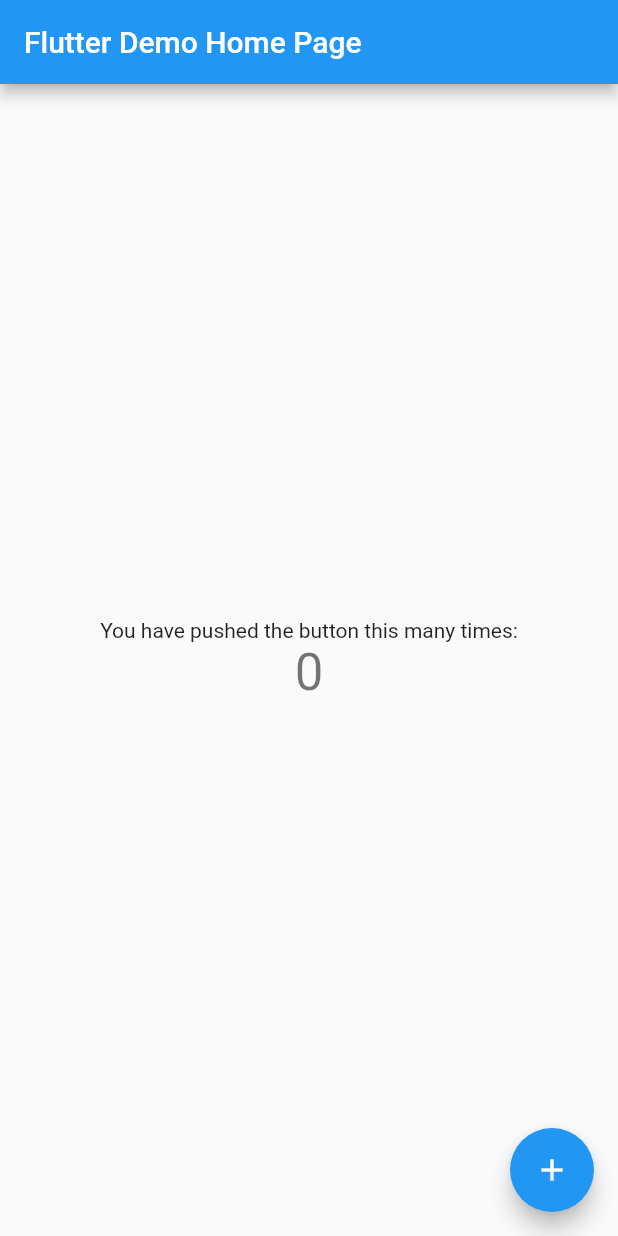
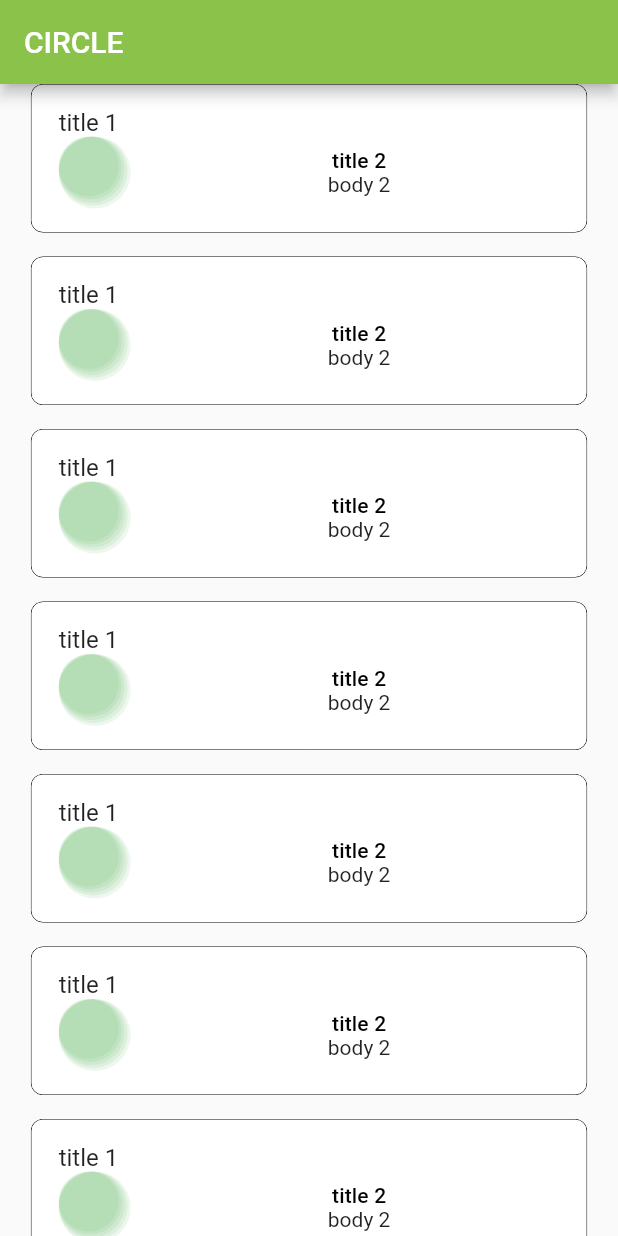
Before and after one commit to BinniZenobioCordovaLeandro/circle, a Flutter app: the screen it shows after launch, on a phone screen of 412 x 824 dp. Run offline on Flutter 3.47's test engine with Material 2 defaults, Android fonts, the phone set to English and light mode, and no system bars; our stand-ins replace get, shimmer.

Commit message:
new widgets created

```diff
--- a/lib/main.dart
+++ b/lib/main.dart
@@ -1,115 +1,33 @@
+import 'package:circle/themes/main_theme.dart';
+import 'package:circle/translations/main_translation.dart';
 import 'package:flutter/material.dart';
+import 'package:get/get.dart';
+import 'package:circle/pages/home_page.dart';
 
 void main() {
   runApp(const MyApp());
 }
 
 class MyApp extends StatelessWidget {
-  const MyApp({Key? key}) : super(key: key);
+  const MyApp({
+    Key? key,
+  }) : super(key: key);
 
-  // This widget is the root of your application.
   @override
   Widget build(BuildContext context) {
-    return MaterialApp(
-      title: 'Flutter Demo',
-      theme: ThemeData(
-        // This is the theme of your application.
-        //
-        // Try running your application with "flutter run". You'll see the
-        // application has a blue toolbar. Then, without quitting the app, try
-        // changing the primarySwatch below to Colors.green and then invoke
-        // "hot reload" (press "r" in the console where you ran "flutter run",
-        // or simply save your changes to "hot reload" in a Flutter IDE).
-        // Notice that the counter didn't reset back to zero; the application
-        // is not restarted.
-        primarySwatch: Colors.blue,
-      ),
-      home: const MyHomePage(title: 'Flutter Demo Home Page'),
+    return GetMaterialApp(
+      initialRoute: '/',
+      defaultTransition: Transition.downToUp,
+      translations: MainTranslation(),
+      locale: const Locale('pt', 'BR'),
+      theme: MainTheme.light,
+      darkTheme: MainTheme.dark,
+      getPages: [
+        GetPage(
+          name: '/',
+          page: () => const HomePage(),
+        ),
+      ],
     );
   }
 }
-
-class MyHomePage extends StatefulWidget {
-  const MyHomePage({Key? key, required this.title}) : super(key: key);
-
-  // This widget is the home page of your application. It is stateful, meaning
-  // that it has a State object (defined below) that contains fields that affect
-  // how it looks.
-
-  // This class is the configuration for the state. It holds the values (in this
-  // case the title) provided by the parent (in this case the App widget) and
-  // used by the build method of the State. Fields in a Widget subclass are
-  // always marked "final".
-
-  final String title;
-
-  @override
-  State<MyHomePage> createState() => _MyHomePageState();
-}
-
-class _MyHomePageState extends State<MyHomePage> {
-  int _counter = 0;
-
-  void _incrementCounter() {
-    setState(() {
-      // This call to setState tells the Flutter framework that something has
-      // changed in this State, which causes it to rerun the build method below
-      // so that the display can reflect the updated values. If we changed
-      // _counter without calling setState(), then the build method would not be
-      // called again, and so nothing would appear to happen.
-      _counter++;
-    });
-  }
-
-  @override
-  Widget build(BuildContext context) {
-    // This method is rerun every time setState is called, for instance as done
-    // by the _incrementCounter method above.
-    //
-    // The Flutter framework has been optimized to make rerunning build methods
-    // fast, so that you can just rebuild anything that needs updating rather
-    // than having to individually change instances of widgets.
-    return Scaffold(
-      appBar: AppBar(
-        // Here we take the value from the MyHomePage object that was created by
-        // the App.build method, and use it to set our appbar title.
-        title: Text(widget.title),
-      ),
-      body: Center(
-        // Center is a layout widget. It takes a single child and positions it
-        // in the middle of the parent.
-        child: Column(
-          // Column is also a layout widget. It takes a list of children and
-          // arranges them vertically. By default, it sizes itself to fit its
-          // children horizontally, and tries to be as tall as its parent.
-          //
-          // Invoke "debug painting" (press "p" in the console, choose the
-          // "Toggle Debug Paint" action from the Flutter Inspector in Android
-          // Studio, or the "Toggle Debug Paint" command in Visual Studio Code)
-          // to see the wireframe for each widget.
-          //
-          // Column has various properties to control how it sizes itself and
-          // how it positions its children. Here we use mainAxisAlignment to
-          // center the children vertically; the main axis here is the vertical
-          // axis because Columns are vertical (the cross axis would be
-          // horizontal).
-          mainAxisAlignment: MainAxisAlignment.center,
-          children: <Widget>[
-            const Text(
-              'You have pushed the button this many times:',
-            ),
-            Text(
-              '$_counter',
-              style: Theme.of(context).textTheme.headline4,
-            ),
-          ],
-        ),
-      ),
-      floatingActionButton: FloatingActionButton(
-        onPressed: _incrementCounter,
-        tooltip: 'Increment',
-        child: const Icon(Icons.add),
-      ), // This trailing comma makes auto-formatting nicer for build methods.
-    );
-  }
-}
--- /dev/null
+++ b/lib/pages/home_page.dart
@@ -0,0 +1,37 @@
+import 'package:circle/widgets/app_bar_widget.dart';
+import 'package:circle/widgets/fractionally_sized_box.dart';
+import 'package:circle/widgets/posted_card_widget.dart';
+import 'package:circle/widgets/safe_area_widget.dart';
+import 'package:circle/widgets/single_child_scroll_view_widget.dart';
+import 'package:circle/widgets/wrap_widget.dart';
+import 'package:flutter/material.dart';
+import 'package:get/get.dart';
+
+class HomePage extends StatelessWidget {
+  const HomePage({
+    Key? key,
+  }) : super(key: key);
+
+  @override
+  Widget build(BuildContext context) {
+    return Scaffold(
+      appBar: AppBarWidget(
+        title: Text("circle".trArgs(['John'])),
+      ),
+      body: SingleChildScrollViewWidget(
+        child: SafeAreaWidget(
+          child: WrapWidget(
+            children: [
+              for (var i = 0; i < 15; i++)
+                const Center(
+                  child: FractionallySizedBoxWidget(
+                    child: PostedCardWidget(),
+                  ),
+                )
+            ],
+          ),
+        ),
+      ),
+    );
+  }
+}
--- /dev/null
+++ b/lib/themes/dark_theme.dart
@@ -0,0 +1,18 @@
+import 'package:flutter/material.dart';
+
+class DarkTheme {
+  ThemeData? darkTheme;
+
+  DarkTheme() {
+    darkTheme = ThemeData.light().copyWith(
+      primaryColor: Colors.black,
+      appBarTheme: const AppBarTheme(
+        color: Colors.black,
+      ),
+    );
+  }
+
+  get() {
+    return darkTheme;
+  }
+}
--- /dev/null
+++ b/lib/themes/light_theme.dart
@@ -0,0 +1,18 @@
+import 'package:flutter/material.dart';
+
+class LightTheme {
+  ThemeData? lightTheme;
+
+  LightTheme() {
+    lightTheme = ThemeData.light().copyWith(
+      primaryColor: Colors.lightGreenAccent,
+      appBarTheme: const AppBarTheme(
+        color: Colors.lightGreen,
+      ),
+    );
+  }
+
+  get() {
+    return lightTheme;
+  }
+}
--- /dev/null
+++ b/lib/themes/main_theme.dart
@@ -0,0 +1,7 @@
+import 'package:circle/themes/dark_theme.dart';
+import 'package:circle/themes/light_theme.dart';
+
+class MainTheme {
+  static final light = LightTheme().get();
+  static final dark = DarkTheme().get();
+}
--- /dev/null
+++ b/lib/translations/main_translation.dart
@@ -0,0 +1,23 @@
+import 'package:get/get.dart';
+
+class MainTranslation extends Translations {
+  @override
+  Map<String, Map<String, String>> get keys => {
+        'en': {
+          'circle': 'CIRCLE',
+          'title': 'Hello World %s',
+        },
+        'en_US': {
+          'circle': 'CIRCLE',
+          'title': 'Hello World from US',
+        },
+        'pt': {
+          'circle': 'CIRCLE',
+          'title': 'Olá de Portugal',
+        },
+        'pt_BR': {
+          'circle': 'CIRCLE',
+          'title': 'Olá do Brasil',
+        },
+      };
+}
--- /dev/null
+++ b/lib/widgets/app_bar_widget.dart
@@ -0,0 +1,25 @@
+import 'package:flutter/material.dart';
+
+class AppBarWidget extends StatelessWidget implements PreferredSizeWidget {
+final Widget? leading;
+final Widget? title  ;
+
+  const AppBarWidget({
+    Key? key,
+    this.leading,
+    this.title,
+  }) : super(key: key);
+
+  @override
+  Widget build(BuildContext context) {
+    return AppBar(
+      leading: leading,
+      title: title,
+    );
+  }
+
+  @override
+  Size get preferredSize {
+    return const Size.fromHeight(56.0);
+  }
+}
--- /dev/null
+++ b/lib/widgets/card_widget.dart
@@ -0,0 +1,56 @@
+import 'package:flutter/material.dart';
+
+class CardWidget extends StatelessWidget {
+  final Widget? child;
+  final EdgeInsets? padding;
+  final double? elevation;
+  final ShapeBorder? shape;
+  final Color? color;
+  final EdgeInsetsGeometry? margin;
+  final bool? borderOnForeground;
+  final bool? withBorder;
+  final double? width;
+
+  const CardWidget({
+    Key? key,
+    this.child,
+    this.padding = const EdgeInsets.all(2.0),
+    this.elevation = 0,
+    this.shape,
+    this.color,
+    this.margin = EdgeInsets.zero,
+    this.borderOnForeground = true,
+    this.withBorder = false,
+    this.width = double.infinity,
+  }) : super(key: key);
+
+  @override
+  Widget build(BuildContext context) {
+    ShapeBorder? shapeBorder;
+    if (shape == null) {
+      shapeBorder = RoundedRectangleBorder(
+        borderRadius: BorderRadius.circular(8.0),
+        side: BorderSide(
+          width: withBorder == true ? 2 : 0,
+        ),
+      );
+    }
+    return Container(
+      clipBehavior: Clip.antiAlias,
+      decoration: BoxDecoration(
+        borderRadius: BorderRadius.circular(8.0),
+      ),
+      child: Card(
+        elevation: elevation,
+        shape: (shape != null) ? shape : shapeBorder,
+        color: color ?? Theme.of(context).cardTheme.color,
+        margin: margin,
+        borderOnForeground: true,
+        child: SizedBox(
+          width: width,
+          child: child,
+        ),
+      ),
+    );
+  }
+}
--- /dev/null
+++ b/lib/widgets/fractionally_sized_box.dart
@@ -0,0 +1,20 @@
+import 'package:flutter/material.dart';
+
+class FractionallySizedBoxWidget extends StatelessWidget {
+  final double? widthFactor;
+  final Widget? child;
+
+  const FractionallySizedBoxWidget({
+    Key? key,
+    this.widthFactor = 0.9,
+    this.child,
+  }) : super(key: key);
+
+  @override
+  Widget build(BuildContext context) {
+    return FractionallySizedBox(
+      widthFactor: widthFactor,
+      child: child,
+    );
+  }
+}
--- /dev/null
+++ b/lib/widgets/future_builder_shimmer_widget.dart
@@ -0,0 +1,29 @@
+import 'package:circle/widgets/shimmer_widget.dart';
+import 'package:flutter/material.dart';
+
+class FutureBuilderShimmerWidget extends StatelessWidget {
+  final Future? future;
+  final dynamic initialData;
+  final Widget Function(BuildContext context, AsyncSnapshot snapshot) builder;
+
+  const FutureBuilderShimmerWidget({
+    Key? key,
+    required this.future,
+    required this.initialData,
+    required this.builder,
+  }) : super(key: key);
+
+  @override
+  Widget build(BuildContext context) {
+    return FutureBuilder(
+      future: future,
+      initialData: initialData,
+      builder: (BuildContext context, AsyncSnapshot snapshot) {
+        return ShimmerWidget(
+          enabled: !(snapshot.connectionState == ConnectionState.done),
+          child: builder(context, snapshot),
+        );
+      },
+    );
+  }
+}
--- /dev/null
+++ b/lib/widgets/posted_card_widget.dart
@@ -0,0 +1,74 @@
+import 'package:circle/widgets/card_widget.dart';
+import 'package:circle/widgets/fractionally_sized_box.dart';
+import 'package:flutter/material.dart';
+
+class PostedCardWidget extends StatelessWidget {
+  final Function()? onTap;
+
+  const PostedCardWidget({
+    Key? key,
+    this.onTap,
+  }) : super(key: key);
+
+  @override
+  Widget build(BuildContext context) {
+    return CardWidget(
+      child: InkWell(
+        onTap: () {},
+        child: FractionallySizedBoxWidget(
+          child: Padding(
+            padding: const EdgeInsets.symmetric(
+              vertical: 16.0,
+            ),
+            child: Column(
+              children: [
+                SizedBox(
+                  width: double.infinity,
+                  child: Text(
+                    'title 1',
+                    style: Theme.of(context).textTheme.subtitle1,
+                  ),
+                ),
+                Flex(
+                  direction: Axis.horizontal,
+                  children: [
+                    Expanded(
+                      flex: 2,
+                      child: Stack(
+                        children: [
+                          for (var i = 0; i < 5; i++)
+                            Opacity(
+                              opacity: 0.1,
+                              child: CircleAvatar(
+                                radius: 20 + i.toDouble(),
+                                backgroundColor: Colors.green,
+                              ),
+                            )
+                        ],
+                      ),
+                    ),
+                    Expanded(
+                      flex: 8,
+                      child: Column(
+                        children: [
+                          Text(
+                            'title 2',
+                            style: Theme.of(context).textTheme.subtitle2,
+                          ),
+                          Text(
+                            'body 2',
+                            style: Theme.of(context).textTheme.bodyText2,
+                          ),
+                        ],
+                      ),
+                    ),
+                  ],
+                ),
+              ],
+            ),
+          ),
+        ),
+      ),
+    );
+  }
+}
--- /dev/null
+++ b/lib/widgets/safe_area_widget.dart
@@ -0,0 +1,35 @@
+import 'package:flutter/material.dart';
+
+class SafeAreaWidget extends StatelessWidget {
+  final bool left;
+  final bool right;
+  final bool top;
+  final bool bottom;
+  final EdgeInsets minimum;
+  final Widget child;
+  final bool maintainBottomViewPadding;
+
+  const SafeAreaWidget({
+    Key? key,
+    this.left = true,
+    this.right = true,
+    this.top = true,
+    this.bottom = true,
+    this.minimum = EdgeInsets.zero,
+    required this.child,
+    this.maintainBottomViewPadding = false,
+  }) : super(key: key);
+
+  @override
+  Widget build(BuildContext context) {
+    return SafeArea(
+      left: left,
+      top: top,
+      right: right,
+      bottom: bottom,
+      minimum: minimum,
+      maintainBottomViewPadding: maintainBottomViewPadding,
+      child: child,
+    );
+  }
+}
--- /dev/null
+++ b/lib/widgets/shimmer_widget.dart
@@ -0,0 +1,27 @@
+import 'package:flutter/material.dart';
+import 'package:shimmer/shimmer.dart';
+
+class ShimmerWidget extends StatelessWidget {
+  final Widget? child;
+  final bool? enabled;
+
+  const ShimmerWidget({
+    Key? key,
+    required this.child,
+    this.enabled = true,
+  }) : super(key: key);
+
+  @override
+  Widget build(BuildContext context) {
+    if (enabled == true) {
+      return Shimmer.fromColors(
+        enabled: enabled!,
+        child: child!,
+        baseColor: Theme.of(context).backgroundColor,
+        highlightColor: Theme.of(context).scaffoldBackgroundColor,
+      );
+    } else {
+      return child!;
+    }
+  }
+}
--- /dev/null
+++ b/lib/widgets/single_child_scroll_view_widget.dart
@@ -0,0 +1,20 @@
+import 'package:flutter/material.dart';
+
+class SingleChildScrollViewWidget extends StatelessWidget {
+  final Widget? child;
+  final ScrollPhysics? physics;
+
+  const SingleChildScrollViewWidget({
+    Key? key,
+    this.child,
+    this.physics = const BouncingScrollPhysics(),
+  }) : super(key: key);
+
+  @override
+  Widget build(BuildContext context) {
+    return SingleChildScrollView(
+      physics: physics,
+      child: child,
+    );
+  }
+}
--- /dev/null
+++ b/lib/widgets/wrap_widget.dart
@@ -0,0 +1,26 @@
+import 'package:flutter/material.dart';
+
+class WrapWidget extends StatelessWidget {
+  final List<Widget> children;
+  final double spacing;
+  final double runSpacing;
+
+  const WrapWidget({
+    Key? key,
+    required this.children,
+    this.spacing = 16.0,
+    this.runSpacing = 16.0,
+  }) : super(key: key);
+
+  @override
+  Widget build(BuildContext context) {
+    return Wrap(
+      alignment: WrapAlignment.center,
+      runAlignment: WrapAlignment.center,
+      crossAxisAlignment: WrapCrossAlignment.center,
+      spacing: spacing,
+      runSpacing: runSpacing,
+      children: children,
+    );
+  }
+}
```
Also changed, not shown: pubspec.yaml (+4 -17 lines), pubspec.lock, 2 other files.
